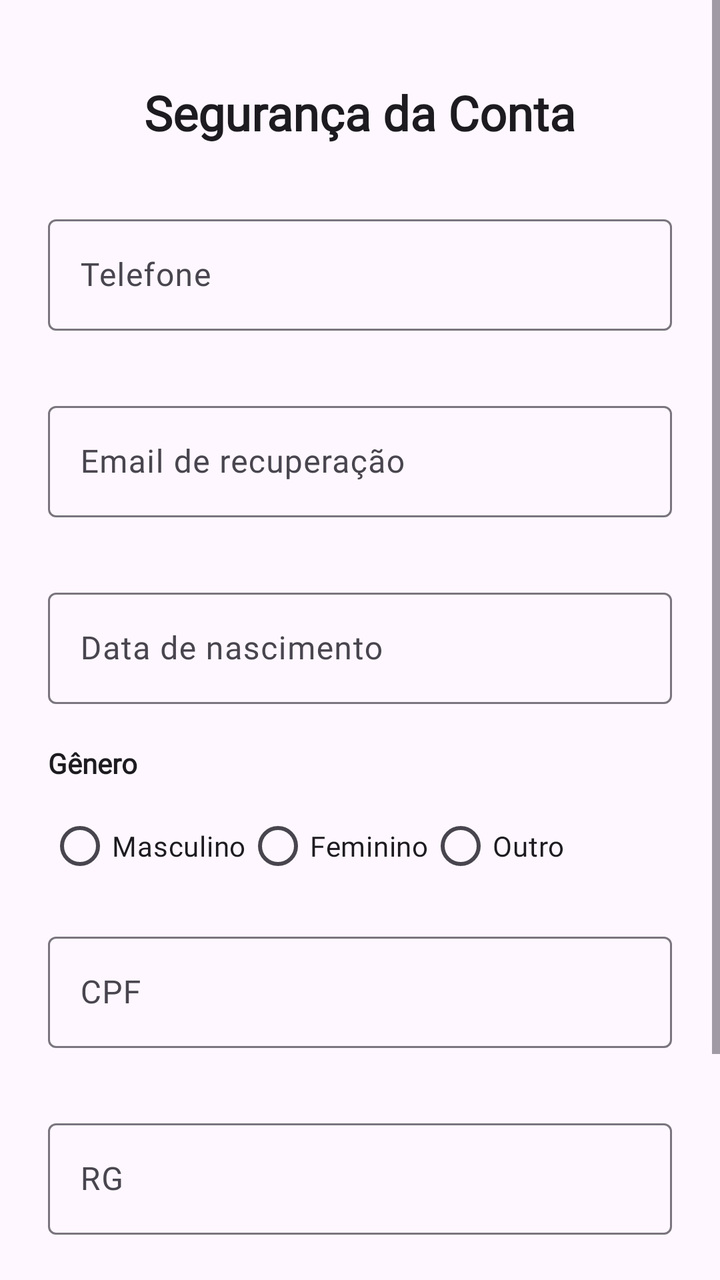
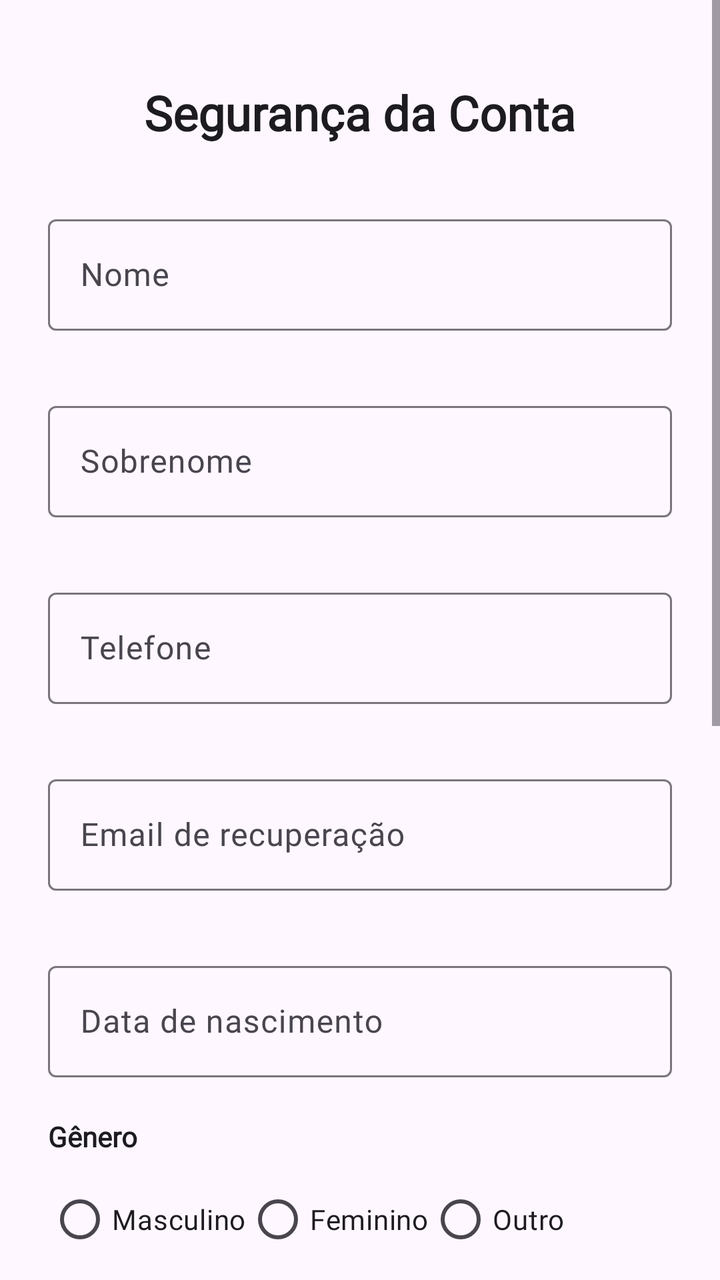

Compare the two renders of this Android layout. The source of the first and the diff that turns it into the second are given below.
<!-- AndroidManifest.xml: application theme Theme.Trocabook -->
<!-- res/layout/activity_dados_seguranca.xml -->
<?xml version="1.0" encoding="utf-8"?>
<ScrollView xmlns:android="http://schemas.android.com/apk/res/android"
    xmlns:app="http://schemas.android.com/apk/res-auto"
    android:layout_width="match_parent"
    android:layout_height="match_parent"
    android:fitsSystemWindows="true"
    android:fillViewport="true"
    android:background="?android:attr/colorBackground">

    <LinearLayout
        android:layout_width="match_parent"
        android:layout_height="wrap_content"
        android:orientation="vertical"
        android:padding="24dp"
        android:gravity="center_horizontal">

        <TextView
            android:layout_width="wrap_content"
            android:layout_height="wrap_content"
            android:fontFamily="@font/manrope_bold"
            android:text="Segurança da Conta"
            android:textSize="24sp"
            android:textStyle="bold"
            android:textColor="?attr/colorOnSurface"
            android:layout_marginTop="16dp"
            android:layout_marginBottom="32dp"/>

        <com.google.android.material.textfield.TextInputLayout
            android:id="@+id/layoutTelefone"
            style="@style/Widget.Material3.TextInputLayout.OutlinedBox"
            android:layout_width="match_parent"
            android:layout_height="wrap_content"
            android:layout_marginBottom="12dp"
            app:errorEnabled="true">
            <com.google.android.material.textfield.TextInputEditText
                android:id="@+id/editTelefone"
                android:layout_width="match_parent"
                android:layout_height="wrap_content"
                android:hint="Telefone"
                android:fontFamily="@font/manrope_regular"
                android:inputType="phone"
                android:maxLength="15"
                android:textColor="?attr/colorOnSurface"/>
        </com.google.android.material.textfield.TextInputLayout>

        <com.google.android.material.textfield.TextInputLayout
            android:id="@+id/layoutEmailRec"
            style="@style/Widget.Material3.TextInputLayout.OutlinedBox"
            android:layout_width="match_parent"
            android:layout_height="wrap_content"
            android:layout_marginBottom="12dp"
            app:errorEnabled="true">
            <com.google.android.material.textfield.TextInputEditText
                android:id="@+id/editEmailRec"
                android:layout_width="match_parent"
                android:layout_height="wrap_content"
                android:hint="Email de recuperação"
                android:fontFamily="@font/manrope_regular"
                android:inputType="textEmailAddress"
                android:textColor="?attr/colorOnSurface"/>
        </com.google.android.material.textfield.TextInputLayout>

        <com.google.android.material.textfield.TextInputLayout
            android:id="@+id/layoutNascimento"
            style="@style/Widget.Material3.TextInputLayout.OutlinedBox"
            android:layout_width="match_parent"
            android:layout_height="wrap_content"
            android:layout_marginBottom="12dp">

            <com.google.android.material.textfield.TextInputEditText
                android:id="@+id/editNascimento"
                android:layout_width="match_parent"
                android:layout_height="wrap_content"
                android:hint="Data de nascimento"
                android:focusable="false"
                android:clickable="true"
                android:fontFamily="@font/manrope_regular"
                android:inputType="none"
                android:textColor="?attr/colorOnSurface"/>
        </com.google.android.material.textfield.TextInputLayout>

        <TextView
            android:layout_width="match_parent"
            android:layout_height="wrap_content"
            android:text="Gênero"
            android:textStyle="bold"
            android:fontFamily="@font/manrope_bold"
            android:textColor="?attr/colorOnSurface"
            android:layout_marginTop="8dp"
            android:layout_marginBottom="8dp"/>

        <RadioGroup
            android:id="@+id/radioGenero"
            android:layout_width="match_parent"
            android:layout_height="wrap_content"
            android:orientation="horizontal"
            android:layout_marginBottom="16dp">
            <RadioButton android:id="@+id/radioMasculino" android:layout_width="wrap_content" android:layout_height="wrap_content" android:text="Masculino" android:fontFamily="@font/manrope_medium" android:textColor="?attr/colorOnSurface"/>
            <RadioButton android:id="@+id/radioFeminino" android:layout_width="wrap_content" android:layout_height="wrap_content" android:text="Feminino" android:fontFamily="@font/manrope_medium" android:textColor="?attr/colorOnSurface"/>
            <RadioButton android:id="@+id/radioOutro" android:layout_width="wrap_content" android:layout_height="wrap_content" android:text="Outro" android:fontFamily="@font/manrope_medium" android:textColor="?attr/colorOnSurface"/>
        </RadioGroup>

        <com.google.android.material.textfield.TextInputLayout
            android:id="@+id/layoutCPF"
            style="@style/Widget.Material3.TextInputLayout.OutlinedBox"
            android:layout_width="match_parent"
            android:layout_height="wrap_content"
            android:layout_marginBottom="12dp"
            app:errorEnabled="true">
            <com.google.android.material.textfield.TextInputEditText
                android:id="@+id/editCPF"
                android:layout_width="match_parent"
                android:layout_height="wrap_content"
                android:hint="CPF"
                android:fontFamily="@font/manrope_regular"
                android:inputType="number"
                android:maxLength="14"
                android:textColor="?attr/colorOnSurface"/>
        </com.google.android.material.textfield.TextInputLayout>

        <com.google.android.material.textfield.TextInputLayout
            android:id="@+id/layoutRG"
            style="@style/Widget.Material3.TextInputLayout.OutlinedBox"
            android:layout_width="match_parent"
            android:layout_height="wrap_content"
            android:layout_marginBottom="24dp">
            <com.google.android.material.textfield.TextInputEditText
                android:id="@+id/editRG"
                android:layout_width="match_parent"
                android:layout_height="wrap_content"
                android:hint="RG"
                android:fontFamily="@font/manrope_regular"
                android:inputType="number"
                android:maxLength="12"
                android:textColor="?attr/colorOnSurface"/>
        </com.google.android.material.textfield.TextInputLayout>

        <Button
            android:id="@+id/btnEnviarVerificacao"
            android:layout_width="match_parent"
            android:layout_height="56dp"
            android:text="Enviar Código de Verificação"
            android:fontFamily="@font/manrope_bold"
            app:backgroundTint="?attr/colorPrimary"
            android:textColor="?attr/colorOnPrimary"
            android:layout_marginBottom="8dp"/>

        <Button
            android:id="@+id/btnVoltarSeguranca"
            style="@style/Widget.Material3.Button.TextButton"
            android:layout_width="wrap_content"
            android:layout_height="wrap_content"
            android:fontFamily="@font/manrope_semibold"
            android:text="Voltar"/>
    </LinearLayout>
</ScrollView>
<!-- resources referenced by this layout -->
<resources>
  <style name="Theme.Trocabook" parent="Base.Theme.Trocabook" />
  <style name="Base.Theme.Trocabook" parent="Theme.Material3.DayNight.NoActionBar">
          
          <item name="colorPrimary">#673AB7</item>
          <item name="colorOnPrimary">#FFFFFF</item>
          <item name="colorSecondary">#03DAC6</item>
          <item name="colorOnSecondary">#000000</item>
          
          
          <item name="android:windowBackground">?attr/colorSurface</item>
          <item name="android:statusBarColor">?attr/colorSurface</item>
          <item name="android:windowLightStatusBar">true</item>
      </style>
</resources>

<!-- the commit's change to res/layout/activity_dados_seguranca.xml (unified diff, before → after) -->
@@ -26,6 +26,41 @@
             android:layout_marginBottom="32dp"/>
 
         <com.google.android.material.textfield.TextInputLayout
+            android:id="@+id/layoutNome"
+            style="@style/Widget.Material3.TextInputLayout.OutlinedBox"
+            android:layout_width="match_parent"
+            android:layout_height="wrap_content"
+            android:layout_marginBottom="12dp"
+            app:errorEnabled="true">
+            <com.google.android.material.textfield.TextInputEditText
+                android:id="@+id/editNome"
+                android:layout_width="match_parent"
+                android:layout_height="wrap_content"
+                android:hint="Nome"
+                android:fontFamily="@font/manrope_regular"
+                android:textColor="?attr/colorOnSurface"
+                android:inputType="textCapWords" />
+        </com.google.android.material.textfield.TextInputLayout>
+
+        <com.google.android.material.textfield.TextInputLayout
+            android:id="@+id/layoutSobrenome"
+            style="@style/Widget.Material3.TextInputLayout.OutlinedBox"
+            android:layout_width="match_parent"
+            android:layout_height="wrap_content"
+            android:layout_marginBottom="12dp"
+            app:errorEnabled="true">
+            <com.google.android.material.textfield.TextInputEditText
+                android:id="@+id/editSobrenome"
+                android:layout_width="match_parent"
+                android:layout_height="wrap_content"
+                android:hint="Sobrenome"
+                android:fontFamily="@font/manrope_regular"
+                android:textColor="?attr/colorOnSurface"
+                android:inputType="textCapWords" />
+        </com.google.android.material.textfield.TextInputLayout>
+
+
+        <com.google.android.material.textfield.TextInputLayout
             android:id="@+id/layoutTelefone"
             style="@style/Widget.Material3.TextInputLayout.OutlinedBox"
             android:layout_width="match_parent"
@@ -135,6 +170,35 @@
                 android:textColor="?attr/colorOnSurface"/>
         </com.google.android.material.textfield.TextInputLayout>
 
+        <LinearLayout
+            android:id="@+id/layoutUploadFoto"
+            android:layout_width="140dp"
+            android:layout_height="140dp"
+            android:layout_marginBottom="24dp"
+            android:background="@drawable/upload_background"
+            android:gravity="center"
+            android:orientation="vertical"
+            android:padding="8dp"
+            android:layout_gravity="center_horizontal">
+
+            <ImageView
+                android:id="@+id/imgFotoPerfil"
+                android:layout_width="80dp"
+                android:layout_height="80dp"
+                android:scaleType="centerCrop"
+                android:src="@android:drawable/ic_menu_camera" />
+
+            <TextView
+                android:id="@+id/txtUploadFoto"
+                android:layout_width="wrap_content"
+                android:layout_height="wrap_content"
+                android:layout_marginTop="6dp"
+                android:text="Sua foto"
+                android:textSize="12sp"
+                android:fontFamily="@font/manrope_regular"
+                android:textColor="?attr/colorOnSurfaceVariant"/>
+        </LinearLayout>
+
         <Button
             android:id="@+id/btnEnviarVerificacao"
             android:layout_width="match_parent"
<!-- resource entries referenced after the edit -->
@@ -1,5 +1,20 @@
 <!-- resources referenced by this layout -->
 <resources>
+  <!-- drawable upload_background (drawable) -->
+  <?xml version="1.0" encoding="utf-8"?>
+  <shape xmlns:android="http://schemas.android.com/apk/res/android">
+  
+      <solid android:color="?attr/colorSurfaceVariant" />
+  
+      <corners android:radius="20dp" />
+  
+      <stroke
+          android:width="2dp"
+          android:color="?attr/colorOutline"
+          android:dashWidth="10dp"
+          android:dashGap="8dp" />
+  
+  </shape>
   <style name="Theme.Trocabook" parent="Base.Theme.Trocabook" />
   <style name="Base.Theme.Trocabook" parent="Theme.Material3.DayNight.NoActionBar">
           
